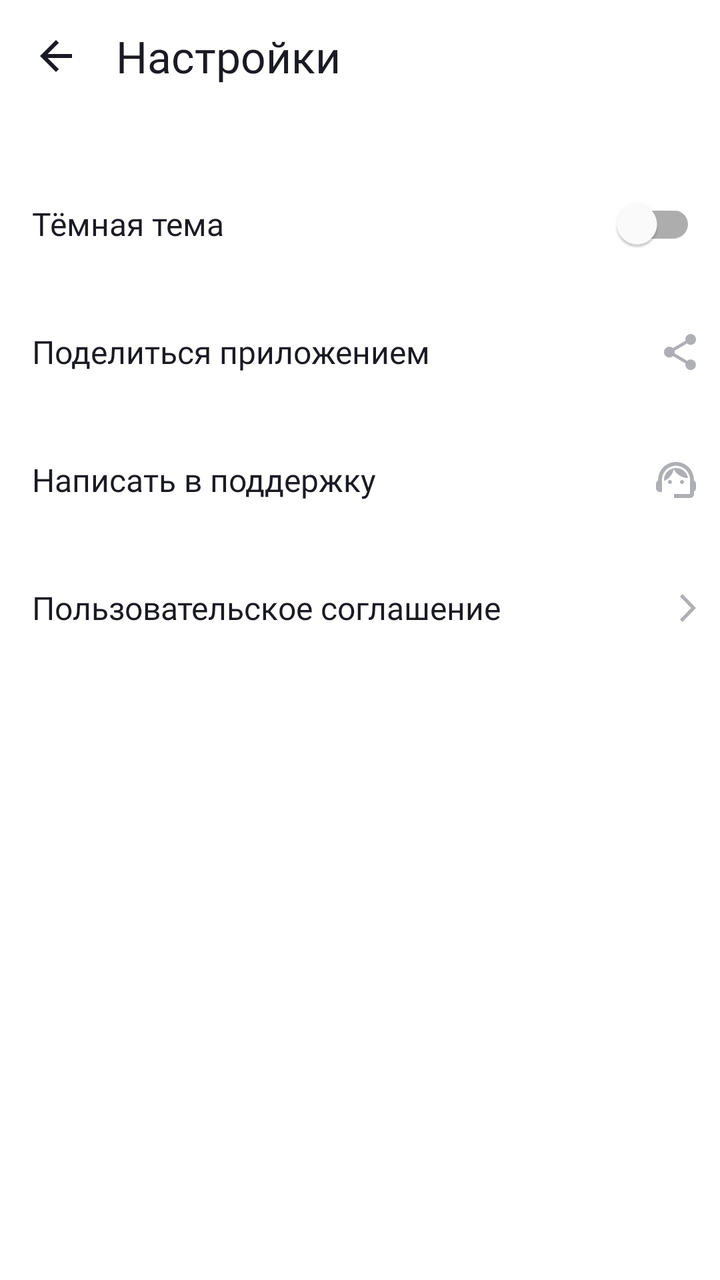
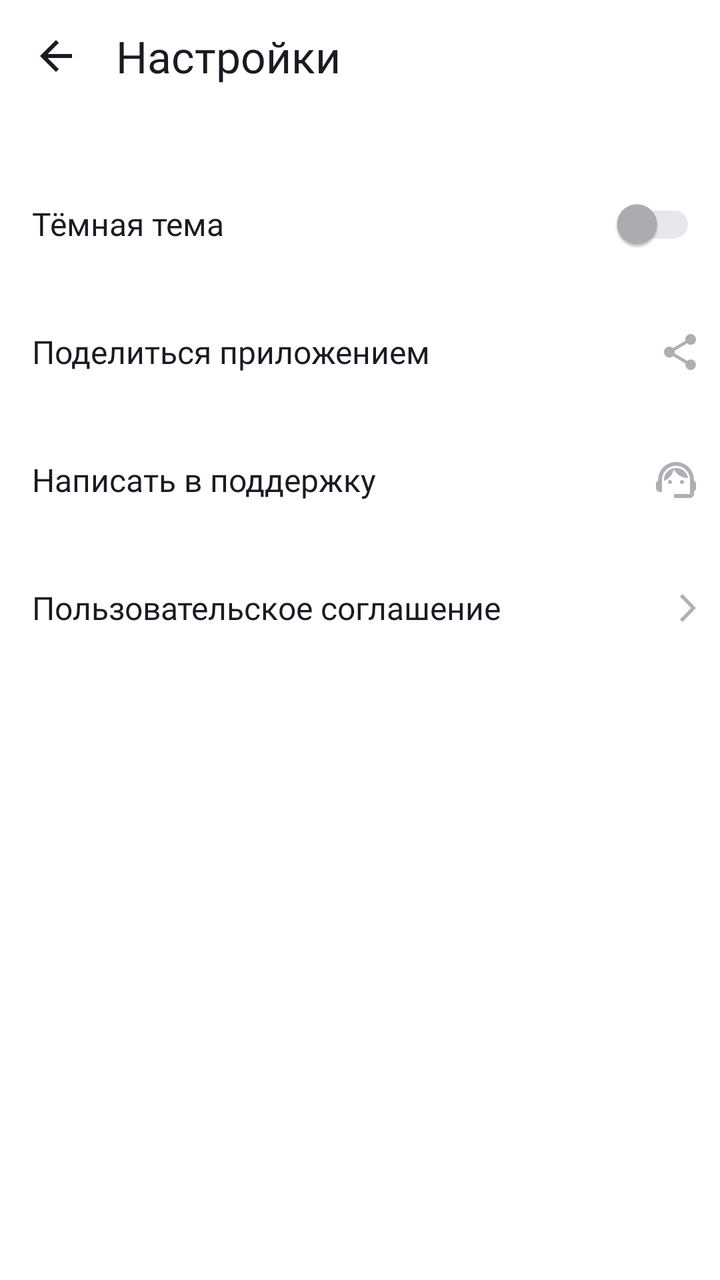

The first picture is an Android layout as it rendered before a commit; the second is the same layout after the commit. The layout source and the unified diff follow.
<!-- AndroidManifest.xml: application theme Theme.MaterialComponents.DayNight.NoActionBar -->
<!-- res/layout/activity_settings.xml -->
<?xml version="1.0" encoding="utf-8"?>
<LinearLayout
    xmlns:android="http://schemas.android.com/apk/res/android"
    xmlns:app="http://schemas.android.com/apk/res-auto"
    android:id="@+id/main"
    android:layout_width="match_parent"
    android:layout_height="match_parent"
    android:background="@color/screen_background"
    android:orientation="vertical">

    <LinearLayout
        android:layout_width="match_parent"
        android:layout_height="@dimen/toolbar_height"
        android:gravity="center_vertical"
        android:orientation="horizontal">

        <FrameLayout
            android:layout_width="@dimen/back_button_container_size"
            android:layout_height="@dimen/back_button_container_size"
            android:layout_marginStart="@dimen/back_button_margin_start">

            <FrameLayout
                android:layout_width="@dimen/settings_icon_container_size"
                android:layout_height="@dimen/settings_icon_container_size"
                android:layout_gravity="center">

                <com.google.android.material.button.MaterialButton
                    android:id="@+id/backButton"
                    android:layout_width="@dimen/back_button_size"
                    android:layout_height="@dimen/back_button_size"
                    android:layout_gravity="center"
                    app:backgroundTint="@android:color/transparent"
                    app:strokeWidth="0dp"
                    android:elevation="0dp"
                    android:stateListAnimator="@null"
                    android:insetLeft="0dp"
                    android:insetTop="0dp"
                    android:insetRight="0dp"
                    android:insetBottom="0dp"
                    android:minWidth="0dp"
                    android:minHeight="0dp"
                    android:padding="0dp"
                    app:icon="@drawable/ic_arrow_back"
                    app:iconTint="@color/primary_text" />

            </FrameLayout>
        </FrameLayout>

        <com.google.android.material.textview.MaterialTextView
            android:layout_width="wrap_content"
            android:layout_height="wrap_content"
            android:layout_marginStart="@dimen/settings_title_margin_start"
            android:text="@string/settings"
            android:textAppearance="@style/TextAppearance.PlaylistMaker.Title"
            android:textColor="@color/primary_text" />

    </LinearLayout>

    <com.google.android.material.switchmaterial.SwitchMaterial
        android:id="@+id/themeSwitch"
        android:layout_width="match_parent"
        android:layout_height="@dimen/settings_item_height"
        android:layout_marginTop="@dimen/settings_content_margin_top"
        android:gravity="center_vertical"
        android:paddingStart="@dimen/screen_horizontal_margin"
        android:paddingEnd="@dimen/settings_icon_margin_end"
        android:text="@string/darkMode"
        android:textAppearance="@style/TextAppearance.PlaylistMaker.Body"
        android:textColor="@color/primary_text" />

    <com.google.android.material.textview.MaterialTextView
        android:id="@+id/shareButton"
        android:layout_width="match_parent"
        android:layout_height="@dimen/settings_item_height"
        android:gravity="center_vertical"
        android:paddingStart="@dimen/screen_horizontal_margin"
        android:paddingEnd="@dimen/settings_icon_margin_end"
        android:text="@string/shareApp"
        android:textAppearance="@style/TextAppearance.PlaylistMaker.Body"
        android:textColor="@color/primary_text"
        app:drawableEndCompat="@drawable/ic_share"
        app:drawableTint="@color/settings_icon" />

    <com.google.android.material.textview.MaterialTextView
        android:id="@+id/contactSupportButton"
        android:layout_width="match_parent"
        android:layout_height="@dimen/settings_item_height"
        android:gravity="center_vertical"
        android:paddingStart="@dimen/screen_horizontal_margin"
        android:paddingEnd="@dimen/settings_icon_margin_end"
        android:text="@string/textSupport"
        android:textAppearance="@style/TextAppearance.PlaylistMaker.Body"
        android:textColor="@color/primary_text"
        app:drawableEndCompat="@drawable/ic_contact"
        app:drawableTint="@color/settings_icon" />

    <com.google.android.material.textview.MaterialTextView
        android:id="@+id/userAgreementButton"
        android:layout_width="match_parent"
        android:layout_height="@dimen/settings_item_height"
        android:gravity="center_vertical"
        android:paddingStart="@dimen/screen_horizontal_margin"
        android:paddingEnd="@dimen/settings_icon_margin_end"
        android:text="@string/userAgreement"
        android:textAppearance="@style/TextAppearance.PlaylistMaker.Body"
        android:textColor="@color/primary_text"
        app:drawableEndCompat="@drawable/ic_arrow_right"
        app:drawableTint="@color/settings_icon" />

</LinearLayout>
<!-- resources referenced by this layout -->
<resources>
  <color name="primary_text">@color/YP_black</color>
  <color name="screen_background">@color/YP_white</color>
  <color name="settings_icon">@color/YP_Text_Gray</color>
  <dimen name="back_button_container_size">48dp</dimen>
  <dimen name="back_button_margin_start">4dp</dimen>
  <dimen name="back_button_size">16dp</dimen>
  <dimen name="screen_horizontal_margin">16dp</dimen>
  <dimen name="settings_content_margin_top">24dp</dimen>
  <dimen name="settings_icon_container_size">24dp</dimen>
  <dimen name="settings_icon_margin_end">12dp</dimen>
  <dimen name="settings_item_height">64dp</dimen>
  <dimen name="settings_title_margin_start">6dp</dimen>
  <dimen name="toolbar_height">56dp</dimen>
  <!-- drawable ic_arrow_back (drawable) -->
  <vector xmlns:android="http://schemas.android.com/apk/res/android"
      android:width="16dp"
      android:height="16dp"
      android:viewportWidth="16"
      android:viewportHeight="16">
    <path
        android:pathData="M16,7H3.83L9.42,1.41L8,0L0,8L8,16L9.41,14.59L3.83,9H16V7Z"
        android:fillColor="#1A1B22"/>
  </vector>
  <!-- drawable ic_arrow_right (drawable) -->
  <vector xmlns:android="http://schemas.android.com/apk/res/android"
      android:width="8dp"
      android:height="14dp"
      android:viewportWidth="8"
      android:viewportHeight="14">
    <path
        android:pathData="M0,12.748L1.213,14L8,7L1.213,0L0,1.252L5.573,7L0,12.748Z"
        android:fillColor="#AEAFB4"/>
  </vector>
  <!-- drawable ic_share (drawable) -->
  <vector xmlns:android="http://schemas.android.com/apk/res/android"
      android:width="16dp"
      android:height="18dp"
      android:viewportWidth="16"
      android:viewportHeight="18">
    <path
        android:pathData="M13.333,12.723C12.658,12.723 12.053,12.994 11.591,13.419L5.253,9.669C5.298,9.461 5.333,9.253 5.333,9.036C5.333,8.819 5.298,8.611 5.253,8.404L11.52,4.69C12,5.142 12.631,5.422 13.333,5.422C14.809,5.422 16,4.211 16,2.711C16,1.211 14.809,0 13.333,0C11.858,0 10.667,1.211 10.667,2.711C10.667,2.928 10.702,3.136 10.747,3.343L4.48,7.057C4,6.605 3.369,6.325 2.667,6.325C1.191,6.325 0,7.536 0,9.036C0,10.536 1.191,11.747 2.667,11.747C3.369,11.747 4,11.467 4.48,11.015L10.809,14.774C10.764,14.964 10.738,15.163 10.738,15.361C10.738,16.816 11.902,18 13.333,18C14.764,18 15.929,16.816 15.929,15.361C15.929,13.907 14.764,12.723 13.333,12.723Z"
        android:fillColor="#AEAFB4"/>
  </vector>
  <string name="darkMode">Тёмная тема</string>
  <string name="settings">Настройки</string>
  <string name="shareApp">Поделиться приложением</string>
  <string name="textSupport">Написать в поддержку</string>
  <string name="userAgreement">Пользовательское соглашение</string>
  <style name="TextAppearance.PlaylistMaker.Body">
          <item name="android:fontFamily">@font/ys_display_regular</item>
          <item name="android:textSize">16sp</item>
      </style>
  <style name="TextAppearance.PlaylistMaker.Title">
          <item name="android:fontFamily">@font/ys_display_medium</item>
          <item name="android:textSize">22sp</item>
      </style>
  <color name="YP_black">#1A1B22</color>
  <color name="YP_white">#FFFFFF</color>
  <color name="YP_Text_Gray">#AEAFB4</color>
  <!-- unchanged entries left out for length: 1 -->
</resources>

<!-- the commit's change to res/layout/activity_settings.xml (unified diff, before → after) -->
@@ -66,7 +66,9 @@
         android:paddingEnd="@dimen/settings_icon_margin_end"
         android:text="@string/darkMode"
         android:textAppearance="@style/TextAppearance.PlaylistMaker.Body"
-        android:textColor="@color/primary_text" />
+        android:textColor="@color/primary_text"
+        app:thumbTint="@color/theme_switch_thumb"
+        app:trackTint="@color/theme_switch_track" />
 
     <com.google.android.material.textview.MaterialTextView
         android:id="@+id/shareButton"
<!-- resource entries referenced after the edit -->
@@ -48,11 +48,11 @@
   <string name="shareApp">Поделиться приложением</string>
   <string name="textSupport">Написать в поддержку</string>
   <string name="userAgreement">Пользовательское соглашение</string>
-  <style name="TextAppearance.PlaylistMaker.Body">
+  <style name="TextAppearance.PlaylistMaker.Body" parent="TextAppearance.AppCompat">
           <item name="android:fontFamily">@font/ys_display_regular</item>
           <item name="android:textSize">16sp</item>
       </style>
-  <style name="TextAppearance.PlaylistMaker.Title">
+  <style name="TextAppearance.PlaylistMaker.Title" parent="TextAppearance.AppCompat">
           <item name="android:fontFamily">@font/ys_display_medium</item>
           <item name="android:textSize">22sp</item>
       </style>
